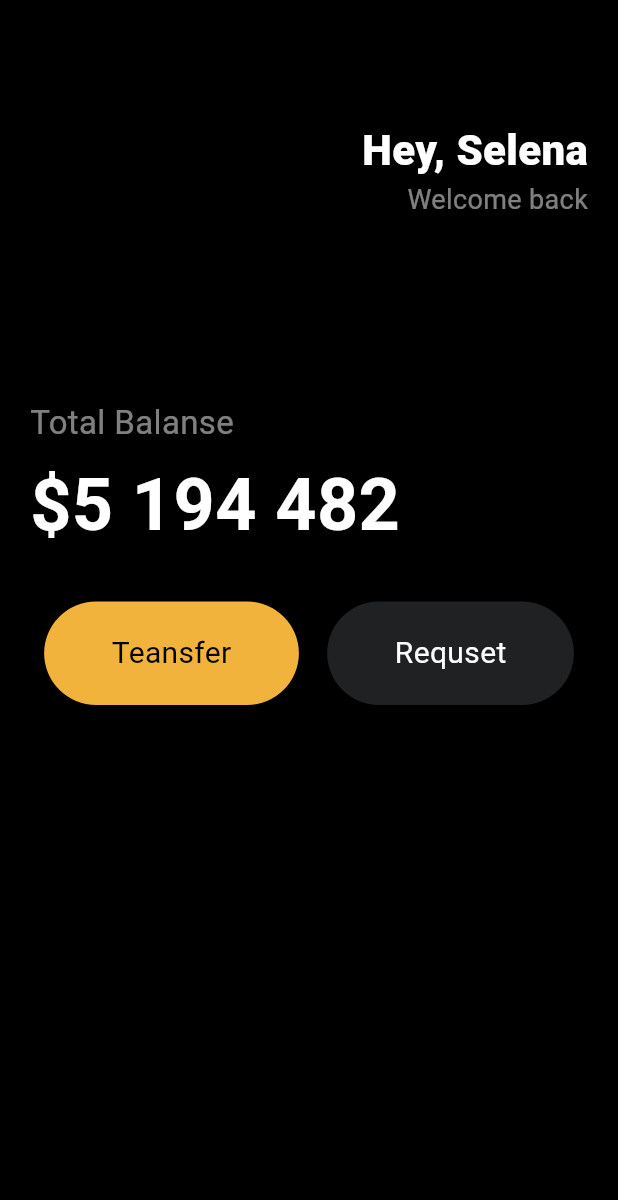
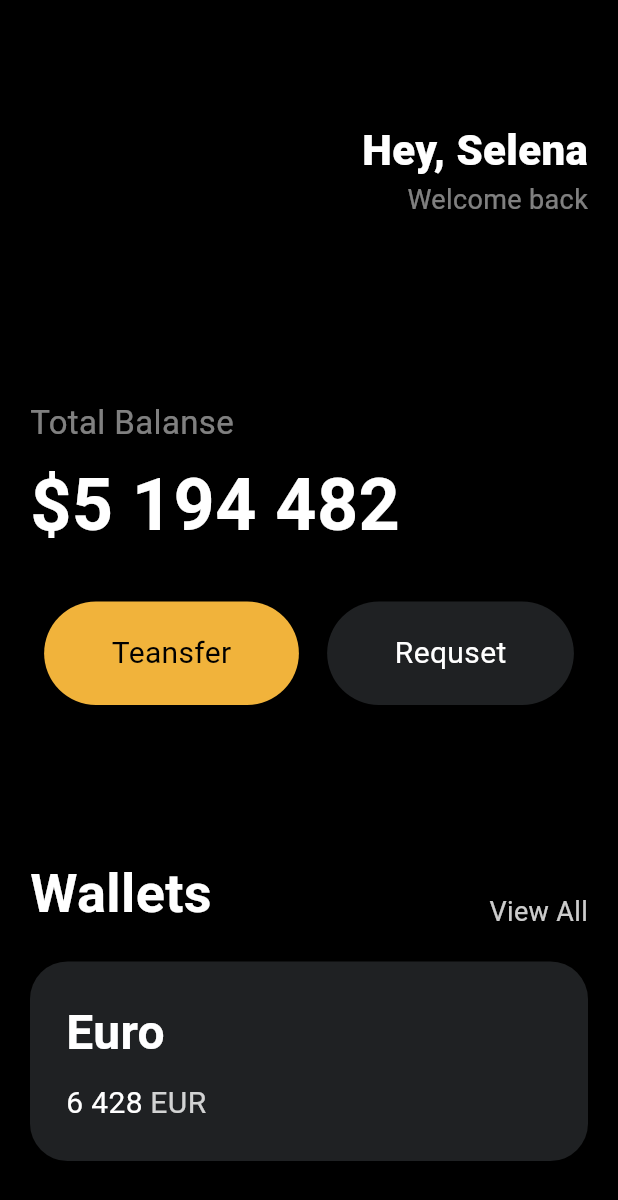
Before and after one commit to qpaseo/test, a Flutter app: the screen it shows after launch, on a phone screen of 412 x 824 dp. Shown: the top 1200 px of the screen. Run offline on Flutter 3.47's test engine with Material 3 defaults, Android fonts, the phone set to English and light mode, and no system bars.

Commit message:
update :: 챕터3 cards

```diff
--- a/toonflix/analysis_options.yaml
+++ b/toonflix/analysis_options.yaml
@@ -7,6 +7,9 @@
 
 # The following line activates a set of recommended lints for Flutter apps,
 # packages, and plugins designed to encourage good coding practices.
+analyzer:
+  errors:
+    deprecated_member_use: ignore
 include: package:flutter_lints/flutter.yaml
 
 linter:
@@ -23,6 +26,5 @@
   rules:
     # avoid_print: false  # Uncomment to disable the `avoid_print` rule
     # prefer_single_quotes: true  # Uncomment to enable the `prefer_single_quotes` rule
-
 # Additional information about this file can be found at
 # https://dart.dev/guides/language/analysis-options
--- a/toonflix/lib/main.dart
+++ b/toonflix/lib/main.dart
@@ -106,6 +106,81 @@
                     textColor: Colors.white,
                   ),
                 ],
+              ),
+              SizedBox(
+                height: 100,
+              ),
+              Row(
+                crossAxisAlignment: CrossAxisAlignment.end,
+                mainAxisAlignment: MainAxisAlignment.spaceBetween,
+                children: [
+                  Text(
+                    'Wallets',
+                    style: TextStyle(
+                        color: Colors.white,
+                        fontSize: 36,
+                        fontWeight: FontWeight.w600),
+                  ),
+                  Text(
+                    "View All",
+                    style: TextStyle(
+                      color: Colors.white.withOpacity(0.8),
+                      fontSize: 18,
+                    ),
+                  ),
+                ],
+              ),
+              SizedBox(
+                height: 20,
+              ),
+              Container(
+                decoration: BoxDecoration(
+                  color: Color(0xFF1F2123),
+                  borderRadius: BorderRadius.circular(25),
+                ),
+                child: Padding(
+                  padding: const EdgeInsets.all(24),
+                  child: Row(
+                    children: [
+                      Column(
+                        crossAxisAlignment: CrossAxisAlignment.start,
+                        children: [
+                          Text(
+                            "Euro",
+                            style: TextStyle(
+                                color: Colors.white,
+                                fontSize: 32,
+                                fontWeight: FontWeight.w600),
+                          ),
+                          SizedBox(
+                            height: 10,
+                          ),
+                          Row(
+                            children: [
+                              Text(
+                                '6 428',
+                                style: TextStyle(
+                                  color: Colors.white,
+                                  fontSize: 20,
+                                ),
+                              ),
+                              SizedBox(
+                                width: 5,
+                              ),
+                              Text(
+                                "EUR",
+                                style: TextStyle(
+                                  color: Colors.white.withOpacity(0.8),
+                                  fontSize: 20,
+                                ),
+                              ),
+                            ],
+                          )
+                        ],
+                      )
+                    ],
+                  ),
+                ),
               )
             ],
           ),
```
Also changed, not shown: 1 other file.
